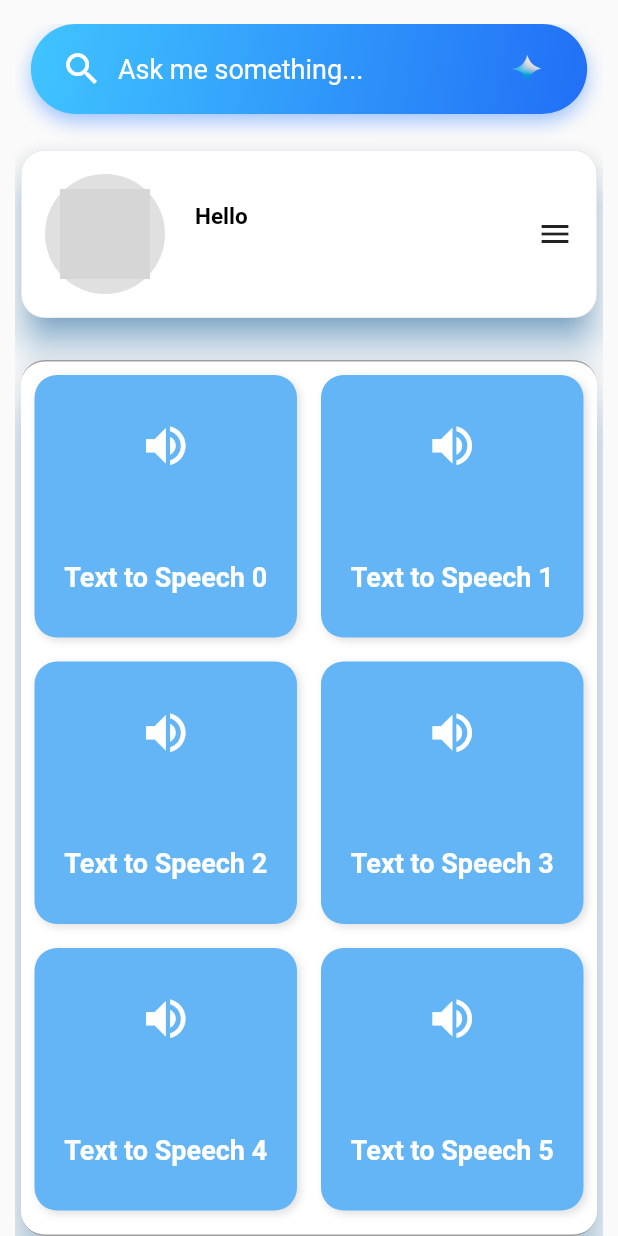
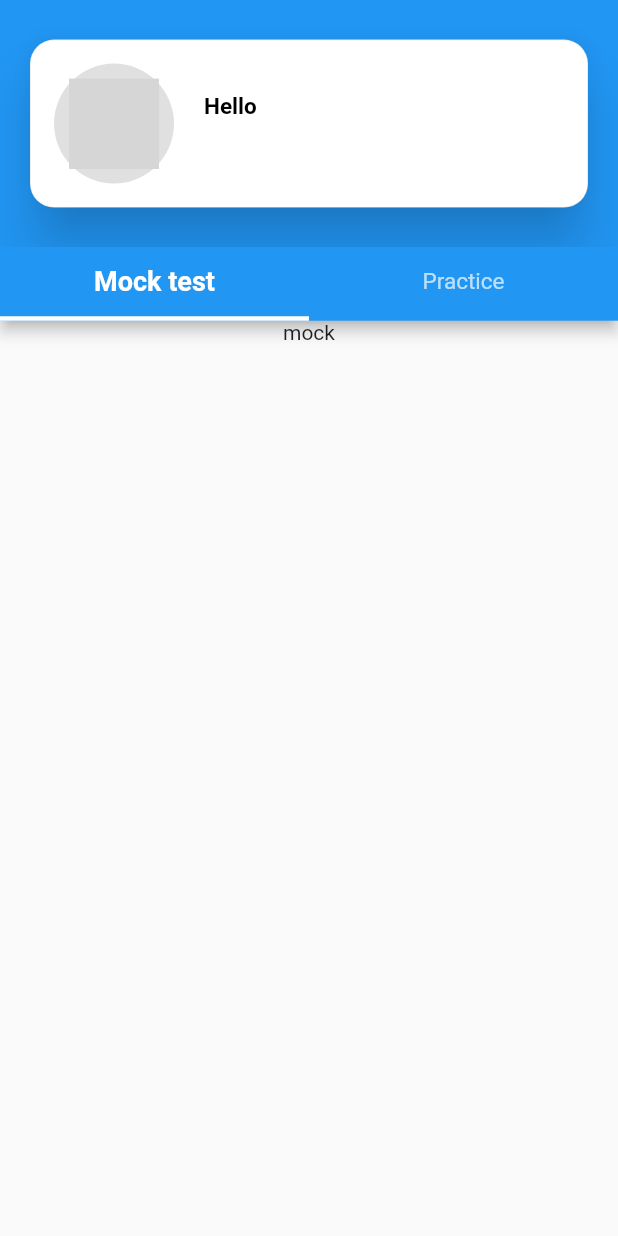
Before and after one commit to Alto-b/English-Mastery, a Flutter app: the HomeSuccessStateWidget screen opened directly with empty values, on a phone screen of 412 x 824 dp. Run offline on Flutter 3.47's test engine with Material 3 defaults, Android fonts, the phone set to English and light mode, and no system bars; drawn by our look-alikes of avatar_glow; our stand-ins replace adaptive_theme, bloc, dio, equatable, flutter_bloc, gap and 2 more; missing offline and left inert: random_avatar; accounts and stored records are empty; grey boxes are pictures that could not be loaded.

Commit message:
home appbar and bottom updated

```diff
--- a/lib/presentation/home_view/home_success_view.dart
+++ b/lib/presentation/home_view/home_success_view.dart
@@ -5,6 +5,8 @@ import 'package:english_mastery/presentation/home_view/widgets/grid_options_widg
 import 'package:english_mastery/presentation/home_view/widgets/home_carousal_widget.dart';
 import 'package:english_mastery/presentation/home_view/widgets/home_search_widget.dart';
 import 'package:english_mastery/presentation/home_view/widgets/home_tabbar.dart';
+import 'package:english_mastery/presentation/home_view/widgets/mock_test_tab.dart';
+import 'package:english_mastery/presentation/home_view/widgets/practice_test_tab.dart';
 import 'package:english_mastery/presentation/home_view/widgets/user_home_card.dart';
 import 'package:flutter/material.dart';
 import 'package:gap/gap.dart';
@@ -27,42 +29,37 @@ class HomeSuccessStateWidget extends StatelessWidget {
     // Calculate the remaining height for the grid
     final double gridAvailableHeight = screenHeight - userCardHeight - 60 - 20;
 
-    return Scaffold(
-      body: Padding(
-        padding: const EdgeInsets.fromLTRB(10, 16, 10, 0),
-        child: ListView(
-          physics: BouncingScrollPhysics(),
-          children: [
-            HomeSearchWidget(
-                screenHeight: screenHeight, screenWidth: screenWidth),
-            // HomeCarousalWidget(
-            //     screenHeight: screenHeight, screenWidth: screenWidth),
-            const Gap(10),
-            // HomeTabBarWidget(
-            //     screenWidth: screenWidth, screenHeight: screenHeight),
-            const Gap(10),
-            UserHomeCard(screenHeight: screenHeight, state: state),
-            const Gap(10),
-
-            const Gap(10),
-            GridOptionsContainer(),
-            const Gap(10),
-            // GestureDetector(
-            //   onTap: () {
-            //     Navigator.push(
-            //         context,
-            //         MaterialPageRoute(
-            //           builder: (context) => GeminiPage(),
-            //         ));
-            //   },
-            //   child: Container(
-            //     color: Colors.red,
-            //     height: 150,
-            //     width: screenWidth,
-            //   ),
-            // )
-          ],
+    return DefaultTabController(
+      length: 2, // Specify the number of tabs
+      child: Scaffold(
+        appBar: AppBar(
+          toolbarHeight: screenHeight / 5,
+          automaticallyImplyLeading: false,
+          backgroundColor: Theme.of(context).appBarTheme.backgroundColor,
+          title: Column(
+            crossAxisAlignment: CrossAxisAlignment.start,
+            children: [
+              // Place your widgets that you want in the AppBar here
+              UserHomeCard(screenHeight: screenHeight, state: state),
+              // const Gap(10),
+              // HomeSearchWidget(
+              //     screenHeight: screenHeight, screenWidth: screenWidth),
+            ],
+          ),
+          bottom: TabBar(
+            labelStyle: TextStyle(fontWeight: FontWeight.w700, fontSize: 18),
+            dividerColor: Colors.amber,
+            indicatorWeight: 3,
+            automaticIndicatorColorAdjustment: true,
+            unselectedLabelStyle:
+                TextStyle(fontWeight: FontWeight.w400, fontSize: 15),
+            tabs: [
+              Tab(text: "Mock test"),
+              Tab(text: "Practice"),
+            ],
+          ),
         ),
+        body: TabBarView(children: [MockTestTabView(), PracticeTestTabView()]),
       ),
     );
   }
--- a/lib/presentation/home_view/widgets/grid_options_widget.dart
+++ b/lib/presentation/home_view/widgets/grid_options_widget.dart
@@ -2,9 +2,10 @@ import 'package:avatar_glow/avatar_glow.dart';
 import 'package:flutter/material.dart';
 
 class GridOptionsContainer extends StatelessWidget {
-  const GridOptionsContainer({
+  GridOptionsContainer({
     super.key,
   });
+  List<String> title = ['Mock Test'];
 
   @override
   Widget build(BuildContext context) {
@@ -32,19 +33,33 @@ class GridOptionsContainer extends StatelessWidget {
           padding: const EdgeInsets.all(5.0),
           child: GridView.builder(
             physics: const NeverScrollableScrollPhysics(),
-            itemCount: 6,
+            itemCount: 5,
             gridDelegate: const SliverGridDelegateWithFixedCrossAxisCount(
-              crossAxisCount: 2,
+              crossAxisCount: 1,
               crossAxisSpacing: 8.0,
               mainAxisSpacing: 8.0,
-              childAspectRatio: 1, // Square items
+              childAspectRatio: 30 / 9, // Square items
             ),
-            itemBuilder: (context, index) => OptionBoxesWidget(
-              icon: const Icon(Icons.volume_up, color: Colors.white, size: 35),
-              title: 'Text to Speech $index',
-              onTap: () {
-                // Define the action when the box is tapped
-              },
+            // itemBuilder: (context, index) => OptionBoxesWidget(
+            //   icon: const Icon(Icons.volume_up, color: Colors.white, size: 35),
+            //   title: 'Text to Speech ${index + 1}',
+            //   onTap: () {
+            //     // Define the action when the box is tapped
+            //   },
+            // ),
+            itemBuilder: (context, index) => Padding(
+              padding: const EdgeInsets.all(8.0),
+              child: ListTile(
+                titleAlignment: ListTileTitleAlignment.center,
+                tileColor: Colors.amber,
+                title: Text('Text to Speech ${index + 1}'),
+                subtitle: Text("aaaaaaaaaaaa"),
+                leading: Icon(Icons.abc),
+                trailing: Icon(Icons.arrow_forward_ios_outlined),
+                onTap: () {},
+                shape: ContinuousRectangleBorder(
+                    borderRadius: BorderRadius.circular(20)),
+              ),
             ),
           ),
         ),
--- /dev/null
+++ b/lib/presentation/home_view/widgets/mock_test_tab.dart
@@ -0,0 +1,17 @@
+import 'package:flutter/material.dart';
+
+class MockTestTabView extends StatelessWidget {
+  const MockTestTabView({super.key});
+
+  @override
+  Widget build(BuildContext context) {
+    return Scaffold(
+      body: Center(
+          child: Column(
+        children: [
+          Text("mock"),
+        ],
+      )),
+    );
+  }
+}
--- a/lib/presentation/home_view/widgets/user_home_card.dart
+++ b/lib/presentation/home_view/widgets/user_home_card.dart
@@ -37,7 +37,7 @@ class UserHomeCard extends StatelessWidget {
                 strokeAlign: BorderSide.strokeAlignInside),
             borderRadius: BorderRadius.circular(16),
           ),
-          elevation: 10,
+          elevation: 15,
           shadowColor: Colors.blue,
           child: Padding(
             padding: const EdgeInsets.all(16.0),
@@ -54,7 +54,7 @@ class UserHomeCard extends StatelessWidget {
                         glowCount: 15,
                         glowShape: BoxShape.circle,
                         repeat: false,
-                        glowColor: Colors.blue.shade200,
+                        glowColor: Colors.blue.shade400,
                         child: RandomAvatar(
                           trBackground: true,
                           state.userAvatar,
```
Also changed, not shown: lib/presentation/home_view/widgets/practice_test_tab.dart (added, +107 -0 lines).
